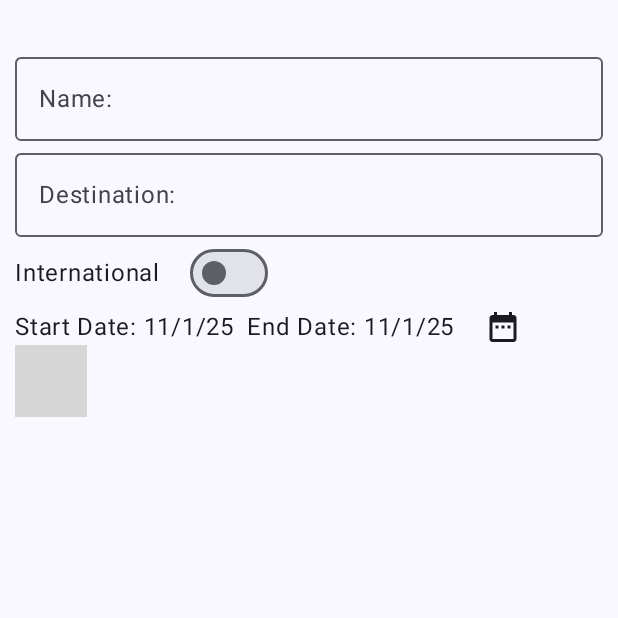
After one commit to Mokekinho/PlanGo, an Android app built with Jetpack Compose: the AddEditTravelScreen screen opened through its navigation route, on a phone screen of 412 x 824 dp, the top half of it. The commit adds this screen. Run offline under Robolectric (Android 15) with nearby library versions, the phone set to English and light mode, and no system bars; our stand-ins replace Room's generated code; 1 statement that could not run was skipped; grey boxes are pictures that could not be loaded.

Commit message:
feat: add Travel option

```diff
--- a/app/src/main/java/com/example/plango/MainActivity.kt
+++ b/app/src/main/java/com/example/plango/MainActivity.kt
@@ -7,9 +7,12 @@ import androidx.activity.enableEdgeToEdge
 import androidx.compose.foundation.background
 import androidx.compose.foundation.layout.fillMaxSize
 import androidx.compose.foundation.layout.padding
+import androidx.compose.material3.DatePicker
+import androidx.compose.material3.ExperimentalMaterial3Api
 import androidx.compose.material3.MaterialTheme
 import androidx.compose.material3.Scaffold
 import androidx.compose.material3.Text
+import androidx.compose.material3.rememberDatePickerState
 import androidx.compose.runtime.Composable
 import androidx.compose.ui.Modifier
 import androidx.compose.ui.tooling.preview.Preview
@@ -25,6 +28,8 @@ import com.example.plango.model.Expense
 import com.example.plango.model.Flight
 import com.example.plango.model.Hotel
 import com.example.plango.model.Travel
+import com.example.plango.sandbox.DateRangePickerMeu
+
 import com.example.plango.sandbox.FakeMainScreen
 import com.example.plango.ui.MainScreen
 import com.example.plango.ui.screen.TravelInfoScreen
@@ -32,6 +37,7 @@ import java.time.LocalDate
 
 
 class MainActivity : ComponentActivity() {
+    @ExperimentalMaterial3Api
     override fun onCreate(savedInstanceState: Bundle?) {
         super.onCreate(savedInstanceState)
 
@@ -48,6 +54,7 @@ class MainActivity : ComponentActivity() {
         setContent {
             PlanGoTheme {
                 MainScreen(repository)
+
             }
         }
     }
--- a/app/src/main/java/com/example/plango/navigation/Navigation.kt
+++ b/app/src/main/java/com/example/plango/navigation/Navigation.kt
@@ -11,6 +11,7 @@ import androidx.navigation.navArgument
 import androidx.navigation.toRoute
 import com.example.plango.database.TravelRepository
 import com.example.plango.model.Travel
+import com.example.plango.ui.screen.AddEditTravelScreen
 import com.example.plango.ui.screen.HomeScreen
 import com.example.plango.ui.screen.TravelInfoScreen
 import com.example.plango.ui.screen.TravelListScreen
@@ -27,10 +28,10 @@ fun AppNavigation(
 
     NavHost(
         navController = navController,
-        startDestination = HomeScreenNav
+        startDestination = HomeNav
     ) {
         // Tela inicial
-        composable<HomeScreenNav> {
+        composable<HomeNav> {
             HomeScreen(
                 navController,
                 repository
@@ -46,6 +47,11 @@ fun AppNavigation(
             )
         }
 
+        composable<AddEditTravelNav> {
+            val args : AddEditTravelNav = it.toRoute()
+            AddEditTravelScreen(args.travelId)
+        }
+
         // Outra tela de exemplo
         //composable("details") {
         //DetailsScreen(navController)
@@ -55,9 +61,14 @@ fun AppNavigation(
 }
 
 @Serializable
-object HomeScreenNav
+object HomeNav
 
 @Serializable
 data class TravelInfoNav(
     val id : Int
 )
+
+@Serializable
+data class AddEditTravelNav(
+    val travelId: Int? = null
+)
--- a/app/src/main/java/com/example/plango/ui/MainScreen.kt
+++ b/app/src/main/java/com/example/plango/ui/MainScreen.kt
@@ -6,6 +6,7 @@ import androidx.compose.foundation.layout.fillMaxSize
 import androidx.compose.foundation.layout.padding
 import androidx.compose.material3.MaterialTheme
 import androidx.compose.material3.Scaffold
+import androidx.compose.material3.Surface
 import androidx.compose.material3.Text
 import androidx.compose.runtime.Composable
 import androidx.compose.runtime.LaunchedEffect
@@ -34,7 +35,15 @@ import java.time.LocalDate
 fun MainScreen(
     repository: TravelRepository
 ){
-    AppNavigation(repository)
+    Surface( // isso aqui ajuda nas cores ficar certas, estudar sobre
+        modifier = Modifier
+            .fillMaxSize(),
+        color = MaterialTheme.colorScheme.background,
+        contentColor = MaterialTheme.colorScheme.onBackground
+    ){
+        AppNavigation(repository)
+    }
+
 //
 //    //exemplo pra popular o banco
 //    LaunchedEffect(Unit) {
--- /dev/null
+++ b/app/src/main/java/com/example/plango/ui/screen/AddEditTravelScreen.kt
@@ -0,0 +1,243 @@
+package com.example.plango.ui.screen
+
+import androidx.compose.foundation.clickable
+import androidx.compose.foundation.layout.Arrangement
+import androidx.compose.foundation.layout.Box
+import androidx.compose.foundation.layout.Column
+import androidx.compose.foundation.layout.Row
+import androidx.compose.foundation.layout.Spacer
+import androidx.compose.foundation.layout.fillMaxSize
+import androidx.compose.foundation.layout.fillMaxWidth
+import androidx.compose.foundation.layout.height
+import androidx.compose.foundation.layout.padding
+import androidx.compose.material.icons.Icons
+import androidx.compose.material.icons.filled.Add
+import androidx.compose.material.icons.filled.DateRange
+import androidx.compose.material3.Button
+import androidx.compose.material3.DatePickerDialog
+import androidx.compose.material3.DateRangePicker
+import androidx.compose.material3.ExperimentalMaterial3Api
+import androidx.compose.material3.ExposedDropdownMenuBox
+import androidx.compose.material3.Icon
+import androidx.compose.material3.MaterialTheme
+import androidx.compose.material3.OutlinedTextField
+import androidx.compose.material3.SelectableDates
+import androidx.compose.material3.Switch
+import androidx.compose.material3.Text
+import androidx.compose.material3.TextButton
+import androidx.compose.material3.rememberDateRangePickerState
+import androidx.compose.runtime.Composable
+import androidx.compose.runtime.mutableStateOf
+import androidx.compose.runtime.*
+import androidx.compose.ui.Alignment
+import androidx.compose.ui.Modifier
+import androidx.compose.ui.input.pointer.motionEventSpy
+import androidx.compose.ui.unit.dp
+import com.example.plango.model.DocumentInfo
+import com.example.plango.model.Expense
+import com.example.plango.model.Flight
+import com.example.plango.model.Hotel
+import com.example.plango.sandbox.DateRangePickerMeu
+import com.example.plango.util.Date
+import java.time.Instant
+import java.time.LocalDate
+import java.time.ZoneId
+
+
+/**
+-----------------------------------------------------
+| ← Back        Add/Edit Travel                     |
+-----------------------------------------------------
+| Name: [___________________________]               |
+| Destination: [____________________]               |
+| International trip? [ ]                           |
+|                                                   |
+| Start Date:  [YYYY-MM-DD]  ⏰                     |
+| End Date:    [YYYY-MM-DD]  ⏰                     |
+|                                                   |
+| Purpose: [Vacation / Work / Family Visit / Other] |
+| Budget (R$): [__________]                         |
+|                                                   |
+| Notes:                                            |
+| [__________________________________________]      |
+|                                                   |
+|                   [  Save  ]                      |
+-----------------------------------------------------
+
+**/
+
+@Composable
+@ExperimentalMaterial3Api
+fun AddEditTravelScreen(
+    travelId : Int? = null
+){
+
+    var name by remember {
+        mutableStateOf("")
+    }
+
+    var destination by remember {
+        mutableStateOf("")
+    }          // City or country
+    var isInternational by  remember {
+        mutableStateOf(false)
+    }    // Domestic vs international
+
+    var startDate by remember {
+        mutableStateOf(LocalDate.now())
+    }
+    var endDate by remember {
+        mutableStateOf(LocalDate.now())
+    }
+    var purpose by remember {
+        mutableStateOf("")
+    }               // "Vacation", "Work", "Family visit"
+    var budget by remember {
+        mutableDoubleStateOf(0.0)
+    }
+
+
+    Column(
+        modifier = Modifier
+            .fillMaxSize()
+            .padding(top = 30.dp)
+            .padding(horizontal = 10.dp),
+    ) {
+        OutlinedTextField(
+            value = name,
+            onValueChange = {
+                name = it
+            },
+            label = {
+                Text("Name:")
+            },
+            modifier = Modifier
+                .fillMaxWidth()
+        )
+        OutlinedTextField(
+            value = destination,
+            onValueChange = {
+                destination = it
+            },
+            label = {
+                Text("Destination:")
+            },
+            modifier = Modifier
+                .fillMaxWidth()
+        )
+
+        Row(
+            modifier = Modifier
+                .fillMaxWidth()
+            ,
+            verticalAlignment = Alignment.CenterVertically,
+
+        ){
+            Text(
+                modifier = Modifier,
+                text = "International",
+                style = MaterialTheme.typography.bodyLarge
+            )
+            Spacer(
+                modifier = Modifier
+                    .padding(10.dp)
+            )
+            Switch(
+                checked = isInternational,
+                onCheckedChange = {
+                    isInternational = it
+                }
+            )
+        }
+
+        //HORA DE SELECIONAR AS DATAS COM O RANGE DATE PICKER
+        var showDatePicekr by remember {
+            mutableStateOf(false)
+        }
+
+        //mostrar as datas
+        Row (
+            modifier = Modifier
+                .fillMaxWidth()
+            ,
+            verticalAlignment = Alignment.CenterVertically
+        ){
+            Text(
+                modifier = Modifier,
+                text = "Start Date: ${Date(startDate)}  End Date: ${Date(endDate)}",
+                style = MaterialTheme.typography.bodyLarge
+            )
+            Spacer(
+                modifier = Modifier
+                    .padding(10.dp)
+            )
+            Box(
+                modifier = Modifier.clickable(
+                    onClick = {
+                        showDatePicekr = true
+                    }
+                )
+            ){
+                Icon(
+                    imageVector = Icons.Default.DateRange,
+                    contentDescription = "Change Dates"
+                )
+            }
+
+        }
+
+
+        val dateState = rememberDateRangePickerState()
+        if(showDatePicekr) {
+            DatePickerDialog(// isso aqui é o componente que faz com que crie um dialogo na tela, ou seja, o nosso calendario ele vai aparecer num dialogo que fica na tela
+
+                onDismissRequest = { //oq vai acontecer quando o usuario clicar fora
+                    showDatePicekr = false
+                },
+                confirmButton = {// oq vai acontecer quando o usuario confirmar a data
+                    // aqui a gente tem que criar o compose do botao
+                    TextButton( // é so um texto clicavel basicamente, fica mais bonito
+                        onClick = {
+                            //AQUI EU SALVEI AS INFORMAÇÕES DE INICIO E FIM DA VIAGEM NAS VARIAVEIS E FECHEI O DIALOG
+                            startDate = dateState.selectedStartDateMillis?.let {
+                                LocalDate.ofEpochDay(it / (24 * 60 * 60 * 1000)) // converte milissegundos para dias
+                            }?: startDate
+                            //Salvando as informações do calendario, o que esta no nosso dateState
+                            endDate = dateState.selectedEndDateMillis?.let {
+                                LocalDate.ofEpochDay(it / (24 * 60 * 60 * 1000)) // converte milissegundos para dias
+                            } ?: endDate
+                            // to transformando isso em LocalDate, pq ele vem em millissegundos desde 1 de janeiro de 1970
+
+                            showDatePicekr = false
+                        }
+                    ) {
+                        Text("Ok")
+                    }
+                },
+                dismissButton = {
+                    TextButton(
+                        onClick = {
+                            showDatePicekr = false
+                        }
+                    ) {
+                        Text("Cancel")
+                    }
+                }
+            ){
+                // aqui a gente coloca o compose do calendario
+                DateRangePicker(
+                    state = dateState,
+                    title = {
+                       //quero nenhum titulo
+                    },
+                    modifier = Modifier
+                        .fillMaxWidth()
+                        .height(500.dp)
+
+                )
+            }
+        }
+
+        ExposedDropdownMenuBox() { }
+    }
+}
--- a/app/src/main/java/com/example/plango/ui/screen/HomeScreen.kt
+++ b/app/src/main/java/com/example/plango/ui/screen/HomeScreen.kt
@@ -4,6 +4,10 @@ import android.net.Uri
 import androidx.compose.foundation.background
 import androidx.compose.foundation.layout.fillMaxSize
 import androidx.compose.foundation.layout.padding
+import androidx.compose.material.icons.Icons
+import androidx.compose.material.icons.filled.Add
+import androidx.compose.material3.FloatingActionButton
+import androidx.compose.material3.Icon
 import androidx.compose.material3.MaterialTheme
 import androidx.compose.material3.Scaffold
 import androidx.compose.material3.Text
@@ -19,6 +23,7 @@ import androidx.navigation.compose.rememberNavController
 import androidx.navigation.navArgument
 import com.example.plango.database.TravelRepository
 import com.example.plango.model.Travel
+import com.example.plango.navigation.AddEditTravelNav
 import com.example.plango.navigation.Routes
 import com.google.gson.Gson
 
@@ -40,6 +45,18 @@ fun HomeScreen(
                 "BARRA DE CIMA SO PRA VER UMA COISA",
                 fontSize = 20.sp
             )
+        },
+        floatingActionButton = {
+            FloatingActionButton(
+                onClick = {
+                    navController.navigate(AddEditTravelNav(null))
+                }
+            ) {
+                Icon(
+                    imageVector = Icons.Default.Add,
+                    contentDescription = "Add Travel"
+                )
+            }
         }
     ) { innerPadding ->
         TravelListScreen(
```
Also changed, not shown: app/src/main/java/com/example/plango/sandbox/DatePicker.kt (added, +56 -0 lines), app/src/main/java/com/example/plango/ui/screen/TravelInfoScreen.kt (+1 -9 lines).
